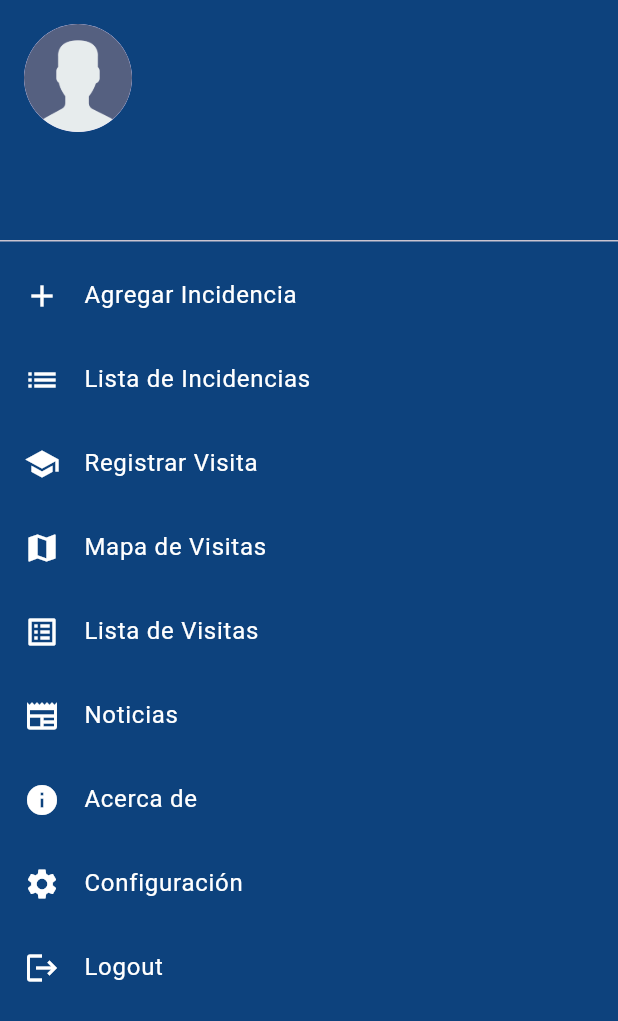
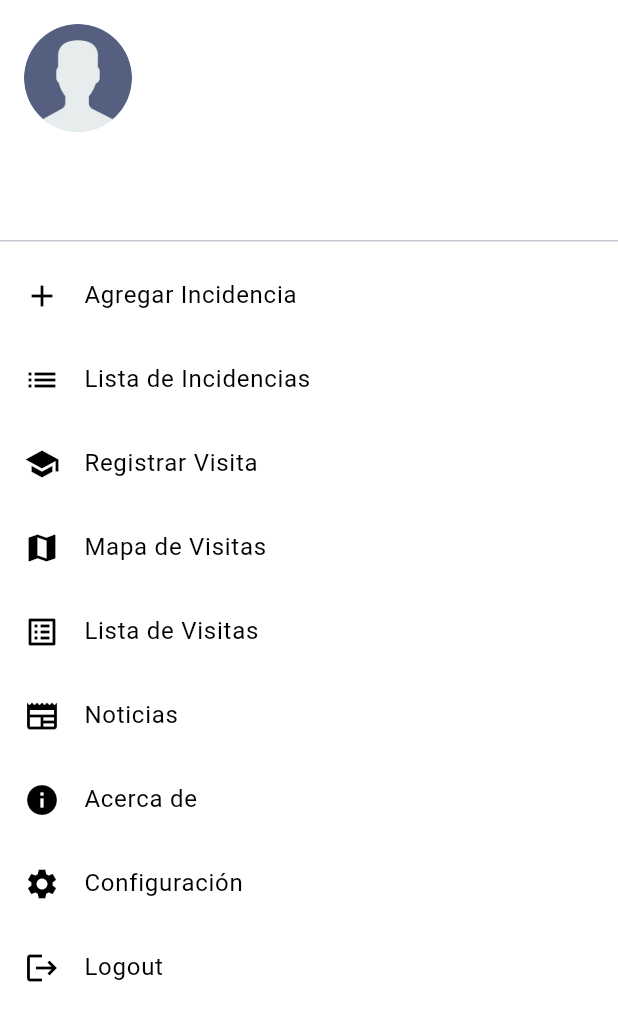
Before and after one commit to soysomon/Aplicacion_Minerd, a Flutter app: the DrawerMenuScreen widget shown alone on an empty page, opened directly, on a phone screen of 412 x 824 dp. Shown: the top 1021 px of the screen. Run offline on Flutter 3.47's test engine with Material 3 defaults, Android fonts, the light colour scheme and no system bars; our stand-ins replace carousel_slider, flutter_html, flutter_map, flutter_svg, flutter_zoom_drawer, font_awesome_flutter and 9 more; missing offline and left inert: fan_floating_menu, flutter_sound; accounts and stored records are empty; network calls fail.

Commit message:
Cambio color

```diff
--- a/lib/screens/drawer_menu_screen.dart
+++ b/lib/screens/drawer_menu_screen.dart
@@ -16,7 +16,7 @@
   @override
   Widget build(BuildContext context) {
     return Material(
-      color: Color(0xFF0d427d),
+      color: Colors.white, // Fondo blanco
       child: ListView(
         padding: EdgeInsets.zero,
         children: [
@@ -25,11 +25,11 @@
               return UserAccountsDrawerHeader(
                 accountName: Text(
                   userProvider.user.name,
-                  style: TextStyle(color: Colors.white),
+                  style: TextStyle(color: Colors.black), // Texto negro
                 ),
                 accountEmail: Text(
                   userProvider.user.lastName,
-                  style: TextStyle(color: Colors.white),
+                  style: TextStyle(color: Colors.black), // Texto negro
                 ),
                 currentAccountPicture: CircleAvatar(
                   backgroundImage: profileProvider.profileImage.isNotEmpty
@@ -37,14 +37,14 @@
                       : AssetImage('assets/images/user.png') as ImageProvider,
                 ),
                 decoration: BoxDecoration(
-                  color: Color(0xFF0d427d),
+                  color: Colors.white, // Fondo blanco
                 ),
               );
             },
           ),
           ListTile(
-            leading: Icon(Icons.add, color: Colors.white),
-            title: Text('Agregar Incidencia', style: TextStyle(color: Colors.white)),
+            leading: Icon(Icons.add, color: Colors.black), // Ícono negro
+            title: Text('Agregar Incidencia', style: TextStyle(color: Colors.black)), // Texto negro
             onTap: () {
               Navigator.of(context).push(
                 MaterialPageRoute(builder: (context) => RegisterIncidentScreen()),
@@ -52,8 +52,8 @@
             },
           ),
           ListTile(
-            leading: Icon(Icons.list, color: Colors.white),
-            title: Text('Lista de Incidencias', style: TextStyle(color: Colors.white)),
+            leading: Icon(Icons.list, color: Colors.black), // Ícono negro
+            title: Text('Lista de Incidencias', style: TextStyle(color: Colors.black)), // Texto negro
             onTap: () {
               Navigator.of(context).push(
                 MaterialPageRoute(builder: (context) => IncidentListScreen()),
@@ -61,8 +61,8 @@
             },
           ),
           ListTile(
-            leading: Icon(Icons.school, color: Colors.white),
-            title: Text('Registrar Visita', style: TextStyle(color: Colors.white)),
+            leading: Icon(Icons.school, color: Colors.black), // Ícono negro
+            title: Text('Registrar Visita', style: TextStyle(color: Colors.black)), // Texto negro
             onTap: () {
               Navigator.of(context).push(
                 MaterialPageRoute(builder: (context) => RegisterVisitScreen()),
@@ -70,8 +70,8 @@
             },
           ),
           ListTile(
-            leading: Icon(Icons.map, color: Colors.white),
-            title: Text('Mapa de Visitas', style: TextStyle(color: Colors.white)),
+            leading: Icon(Icons.map, color: Colors.black), // Ícono negro
+            title: Text('Mapa de Visitas', style: TextStyle(color: Colors.black)), // Texto negro
             onTap: () {
               Navigator.of(context).push(
                 MaterialPageRoute(builder: (context) => MapScreen()),
@@ -79,8 +79,8 @@
             },
           ),
           ListTile(
-            leading: Icon(Icons.list_alt, color: Colors.white),
-            title: Text('Lista de Visitas', style: TextStyle(color: Colors.white)),
+            leading: Icon(Icons.list_alt, color: Colors.black), // Ícono negro
+            title: Text('Lista de Visitas', style: TextStyle(color: Colors.black)), // Texto negro
             onTap: () {
               Navigator.of(context).push(
                 MaterialPageRoute(builder: (context) => VisitListScreen()),
@@ -88,8 +88,8 @@
             },
           ),
           ListTile(
-            leading: Icon(Icons.newspaper, color: Colors.white),
-            title: Text('Noticias', style: TextStyle(color: Colors.white)),
+            leading: Icon(Icons.newspaper, color: Colors.black), // Ícono negro
+            title: Text('Noticias', style: TextStyle(color: Colors.black)), // Texto negro
             onTap: () {
               Navigator.of(context).push(
                 MaterialPageRoute(builder: (context) => NewsScreen()),
@@ -97,25 +97,24 @@
             },
           ),
           ListTile(
-            leading: Icon(Icons.info, color: Colors.white),
-            title: Text('Acerca de', style: TextStyle(color: Colors.white)),
+            leading: Icon(Icons.info, color: Colors.black), // Ícono negro
+            title: Text('Acerca de', style: TextStyle(color: Colors.black)), // Texto negro
             onTap: () {
               // Implementar navegación
             },
           ),
           ListTile(
-            leading: Icon(Icons.settings, color: Colors.white),
-            title: Text('Configuración', style: TextStyle(color: Colors.white)),
+            leading: Icon(Icons.settings, color: Colors.black), // Ícono negro
+            title: Text('Configuración', style: TextStyle(color: Colors.black)), // Texto negro
             onTap: () {
               Navigator.of(context).push(
                 MaterialPageRoute(builder: (context) => SettingsScreen()),
               );
             },
           ),
-
           ListTile(
-            leading: Icon(Icons.logout, color: Colors.white),
-            title: Text('Logout', style: TextStyle(color: Colors.white)),
+            leading: Icon(Icons.logout, color: Colors.black), // Ícono negro
+            title: Text('Logout', style: TextStyle(color: Colors.black)), // Texto negro
             onTap: () {
               Navigator.of(context).pushReplacement(
                 MaterialPageRoute(builder: (context) => LoginScreen()),
```
